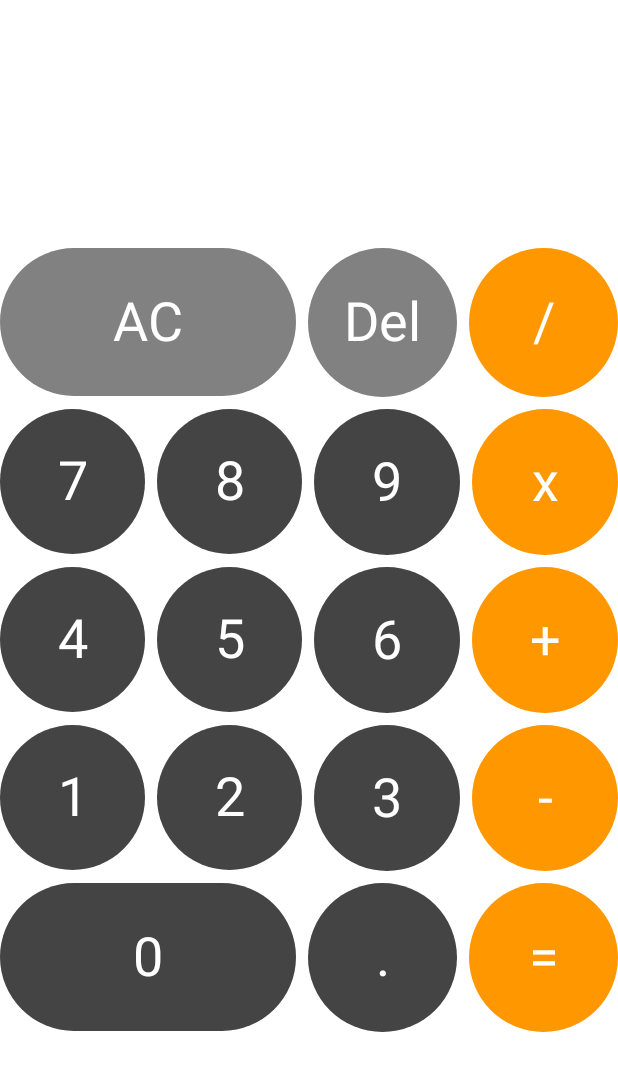
After one commit to sjdnye/SimpleCalculator, an Android app built with Jetpack Compose: the composable Calculator shown on its own in the app's theme, on a phone screen of 412 x 824 dp. The commit adds this screen. Shown: the top 1071 px of the screen. Run offline under Robolectric (Android 15) with nearby library versions, the phone set to English and light mode, and no system bars.

Commit message:
create calculator ui

```diff
--- /dev/null
+++ b/app/src/main/java/com/example/calculatorapp/Calculator.kt
@@ -0,0 +1,262 @@
+package com.example.calculatorapp
+
+import androidx.compose.foundation.background
+import androidx.compose.foundation.layout.*
+import androidx.compose.material.Text
+import androidx.compose.runtime.Composable
+import androidx.compose.ui.Alignment
+import androidx.compose.ui.Modifier
+import androidx.compose.ui.graphics.Color
+import androidx.compose.ui.text.font.FontWeight
+import androidx.compose.ui.text.style.TextAlign
+import androidx.compose.ui.unit.Dp
+import androidx.compose.ui.unit.dp
+import androidx.compose.ui.unit.sp
+import com.example.calculatorapp.ui.theme.LightGray
+import com.example.calculatorapp.ui.theme.Orange
+
+@Composable
+fun Calculator(
+    state: CalculatorState,
+    modifier: Modifier = Modifier,
+    buttonSpacing: Dp = 8.dp,
+    onAction: (CalculatorActions) -> Unit
+) {
+    Box(modifier = modifier){
+        Column(
+            modifier = Modifier
+                .fillMaxWidth()
+                .align(Alignment.BottomCenter),
+            verticalArrangement = Arrangement.spacedBy(buttonSpacing)
+        ) {
+            Text(
+                text = state.number1 + (state.operation ?: "") + state.number2,
+                textAlign = TextAlign.End,
+                modifier = Modifier
+                    .fillMaxWidth()
+                    .padding(vertical = 32.dp),
+                fontWeight = FontWeight.Light,
+                fontSize = 80.sp,
+                color = Color.White,
+                maxLines = 2
+            )
+            Row(
+                modifier = Modifier.fillMaxWidth(),
+                horizontalArrangement = Arrangement.spacedBy(buttonSpacing)
+            ) {
+
+                CalculatorButton(
+                    symbol = "AC",
+                    modifier = Modifier
+                        .background(LightGray)
+                        .aspectRatio(2f)
+                        .weight(2f),
+                    onCLick = {
+                        onAction(CalculatorActions.Clear)
+                    }
+                )
+                CalculatorButton(
+                    symbol = "Del",
+                    modifier = Modifier
+                        .background(LightGray)
+                        .aspectRatio(1f)
+                        .weight(1f),
+                    onCLick = {
+                        onAction(CalculatorActions.Delete)
+                    }
+                )
+                CalculatorButton(
+                    symbol = "/",
+                    modifier = Modifier
+                        .background(Orange)
+                        .aspectRatio(1f)
+                        .weight(1f),
+                    onCLick = {
+                        onAction(CalculatorActions.Operation(CalculatorOperation.Divide))
+                    }
+                )
+            }
+
+            Row(
+                modifier = Modifier.fillMaxWidth(),
+                horizontalArrangement = Arrangement.spacedBy(buttonSpacing)
+            ) {
+
+                CalculatorButton(
+                    symbol = "7",
+                    modifier = Modifier
+                        .background(Color.DarkGray)
+                        .aspectRatio(1f)
+                        .weight(1f),
+                    onCLick = {
+                        onAction(CalculatorActions.Number(7))
+                    }
+                )
+                CalculatorButton(
+                    symbol = "8",
+                    modifier = Modifier
+                        .background(Color.DarkGray)
+                        .aspectRatio(1f)
+                        .weight(1f),
+                    onCLick = {
+                        onAction(CalculatorActions.Number(8))
+                    }
+                )
+                CalculatorButton(
+                    symbol = "9",
+                    modifier = Modifier
+                        .background(Color.DarkGray)
+                        .aspectRatio(1f)
+                        .weight(1f),
+                    onCLick = {
+                        onAction(CalculatorActions.Number(9))
+                    }
+                )
+                CalculatorButton(
+                    symbol = "x",
+                    modifier = Modifier
+                        .background(Orange)
+                        .aspectRatio(1f)
+                        .weight(1f),
+                    onCLick = {
+                        onAction(CalculatorActions.Operation(CalculatorOperation.Multiply))
+                    }
+                )
+            }
+
+            Row(
+                modifier = Modifier.fillMaxWidth(),
+                horizontalArrangement = Arrangement.spacedBy(buttonSpacing)
+            ) {
+
+                CalculatorButton(
+                    symbol = "4",
+                    modifier = Modifier
+                        .background(Color.DarkGray)
+                        .aspectRatio(1f)
+                        .weight(1f),
+                    onCLick = {
+                        onAction(CalculatorActions.Number(4))
+                    }
+                )
+                CalculatorButton(
+                    symbol = "5",
+                    modifier = Modifier
+                        .background(Color.DarkGray)
+                        .aspectRatio(1f)
+                        .weight(1f),
+                    onCLick = {
+                        onAction(CalculatorActions.Number(5))
+                    }
+                )
+                CalculatorButton(
+                    symbol = "6",
+                    modifier = Modifier
+                        .background(Color.DarkGray)
+                        .aspectRatio(1f)
+                        .weight(1f),
+                    onCLick = {
+                        onAction(CalculatorActions.Number(6))
+                    }
+                )
+                CalculatorButton(
+                    symbol = "+",
+                    modifier = Modifier
+                        .background(Orange)
+                        .aspectRatio(1f)
+                        .weight(1f),
+                    onCLick = {
+                        onAction(CalculatorActions.Operation(CalculatorOperation.Add))
+                    }
+                )
+            }
+
+            Row(
+                modifier = Modifier.fillMaxWidth(),
+                horizontalArrangement = Arrangement.spacedBy(buttonSpacing)
+            ) {
+
+                CalculatorButton(
+                    symbol = "1",
+                    modifier = Modifier
+                        .background(Color.DarkGray)
+                        .aspectRatio(1f)
+                        .weight(1f),
+                    onCLick = {
+                        onAction(CalculatorActions.Number(1))
+                    }
+                )
+                CalculatorButton(
+                    symbol = "2",
+                    modifier = Modifier
+                        .background(Color.DarkGray)
+                        .aspectRatio(1f)
+                        .weight(1f),
+                    onCLick = {
+                        onAction(CalculatorActions.Number(2))
+                    }
+                )
+                CalculatorButton(
+                    symbol = "3",
+                    modifier = Modifier
+                        .background(Color.DarkGray)
+                        .aspectRatio(1f)
+                        .weight(1f),
+                    onCLick = {
+                        onAction(CalculatorActions.Number(3))
+                    }
+                )
+                CalculatorButton(
+                    symbol = "-",
+                    modifier = Modifier
+                        .background(Orange)
+                        .aspectRatio(1f)
+                        .weight(1f),
+                    onCLick = {
+                        onAction(CalculatorActions.Operation(CalculatorOperation.Subtract))
+                    }
+                )
+            }
+
+            Row(
+                modifier = Modifier.fillMaxWidth(),
+                horizontalArrangement = Arrangement.spacedBy(buttonSpacing)
+            ) {
+
+                CalculatorButton(
+                    symbol = "0",
+                    modifier = Modifier
+                        .background(Color.DarkGray)
+                        .aspectRatio(2f)
+                        .weight(2f),
+                    onCLick = {
+                        onAction(CalculatorActions.Number(0))
+                    }
+                )
+                CalculatorButton(
+                    symbol = ".",
+                    modifier = Modifier
+                        .background(Color.DarkGray)
+                        .aspectRatio(1f)
+                        .weight(1f),
+                    onCLick = {
+                        onAction(CalculatorActions.Decimal)
+                    }
+                )
+                CalculatorButton(
+                    symbol = "=",
+                    modifier = Modifier
+                        .background(Orange)
+                        .aspectRatio(1f)
+                        .weight(1f),
+                    onCLick = {
+                        onAction(CalculatorActions.Calculate)
+                    }
+                )
+            }
+
+
+
+        }
+    }
+}
--- /dev/null
+++ b/app/src/main/java/com/example/calculatorapp/CalculatorActions.kt
@@ -0,0 +1,10 @@
+package com.example.calculatorapp
+
+sealed class CalculatorActions {
+    data class Number(val number: Int) : CalculatorActions()
+    object Clear: CalculatorActions()
+    object Delete: CalculatorActions()
+    object Decimal: CalculatorActions()
+    object Calculate: CalculatorActions()
+    data class Operation(val operation: CalculatorOperation): CalculatorActions()
+}
--- /dev/null
+++ b/app/src/main/java/com/example/calculatorapp/CalculatorButton.kt
@@ -0,0 +1,35 @@
+package com.example.calculatorapp
+
+import androidx.compose.foundation.clickable
+import androidx.compose.foundation.layout.Box
+import androidx.compose.foundation.shape.CircleShape
+import androidx.compose.material.MaterialTheme
+import androidx.compose.material.Text
+import androidx.compose.material.TextField
+import androidx.compose.runtime.Composable
+import androidx.compose.ui.Alignment
+import androidx.compose.ui.Modifier
+import androidx.compose.ui.draw.clip
+import androidx.compose.ui.graphics.Color
+import androidx.compose.ui.unit.sp
+
+@Composable
+fun CalculatorButton(
+    symbol: String,
+    modifier: Modifier,
+    onCLick: () -> Unit
+) {
+    Box(
+        contentAlignment = Alignment.Center,
+        modifier = Modifier
+            .clip(CircleShape)
+            .clickable { onCLick() }
+            .then(modifier)
+    ) {
+        Text(
+            text = symbol,
+            fontSize = 36.sp,
+            color = Color.White
+        )
+    }
+}
--- /dev/null
+++ b/app/src/main/java/com/example/calculatorapp/CalculatorOperation.kt
@@ -0,0 +1,8 @@
+package com.example.calculatorapp
+
+sealed class CalculatorOperation( val symbol: String) {
+    object Add: CalculatorOperation("+")
+    object Subtract: CalculatorOperation("-")
+    object Multiply: CalculatorOperation("x")
+    object Divide: CalculatorOperation("/")
+}
--- /dev/null
+++ b/app/src/main/java/com/example/calculatorapp/CalculatorState.kt
@@ -0,0 +1,7 @@
+package com.example.calculatorapp
+
+data class CalculatorState(
+    val number1: String = "",
+    val number2: String = "",
+    val operation: CalculatorOperation? = null
+)
--- /dev/null
+++ b/app/src/main/java/com/example/calculatorapp/CalculatorViewModel.kt
@@ -0,0 +1,13 @@
+package com.example.calculatorapp
+
+import androidx.compose.runtime.getValue
+import androidx.compose.runtime.mutableStateOf
+import androidx.compose.runtime.setValue
+import androidx.lifecycle.ViewModel
+
+class CalculatorViewModel : ViewModel() {
+
+    var state by mutableStateOf(CalculatorState())
+        private set
+
+}
--- a/app/src/main/java/com/example/calculatorapp/MainActivity.kt
+++ b/app/src/main/java/com/example/calculatorapp/MainActivity.kt
@@ -10,6 +10,8 @@ import androidx.compose.material.Text
 import androidx.compose.runtime.Composable
 import androidx.compose.ui.Modifier
 import androidx.compose.ui.tooling.preview.Preview
+import androidx.compose.ui.unit.dp
+import androidx.lifecycle.viewmodel.compose.viewModel
 import com.example.calculatorapp.ui.theme.CalculatorAppTheme
 
 class MainActivity : ComponentActivity() {
@@ -22,22 +24,13 @@ class MainActivity : ComponentActivity() {
                     modifier = Modifier.fillMaxSize(),
                     color = MaterialTheme.colors.background
                 ) {
-                    Greeting("Android")
+                    val viewModel = viewModel<CalculatorViewModel>()
+                    val state = viewModel.state
+                    val buttonSpacing = 8.dp
+
+
                 }
             }
         }
     }
 }
-
-@Composable
-fun Greeting(name: String) {
-    Text(text = "Hello $name!")
-}
-
-@Preview(showBackground = true)
-@Composable
-fun DefaultPreview() {
-    CalculatorAppTheme {
-        Greeting("Android")
-    }
-}
--- a/app/src/main/java/com/example/calculatorapp/ui/theme/Color.kt
+++ b/app/src/main/java/com/example/calculatorapp/ui/theme/Color.kt
@@ -6,3 +6,8 @@ val Purple200 = Color(0xFFBB86FC)
 val Purple500 = Color(0xFF6200EE)
 val Purple700 = Color(0xFF3700B3)
 val Teal200 = Color(0xFF03DAC5)
+
+
+val MediumGray = Color(0xFF2E2E2E)
+val LightGray = Color(0xFF818181)
+val Orange = Color(0xFFFF9800)
```
Also changed, not shown: app/build.gradle (+16 -3 lines), build.gradle (+10 -2 lines), gradle/wrapper/gradle-wrapper.properties.
